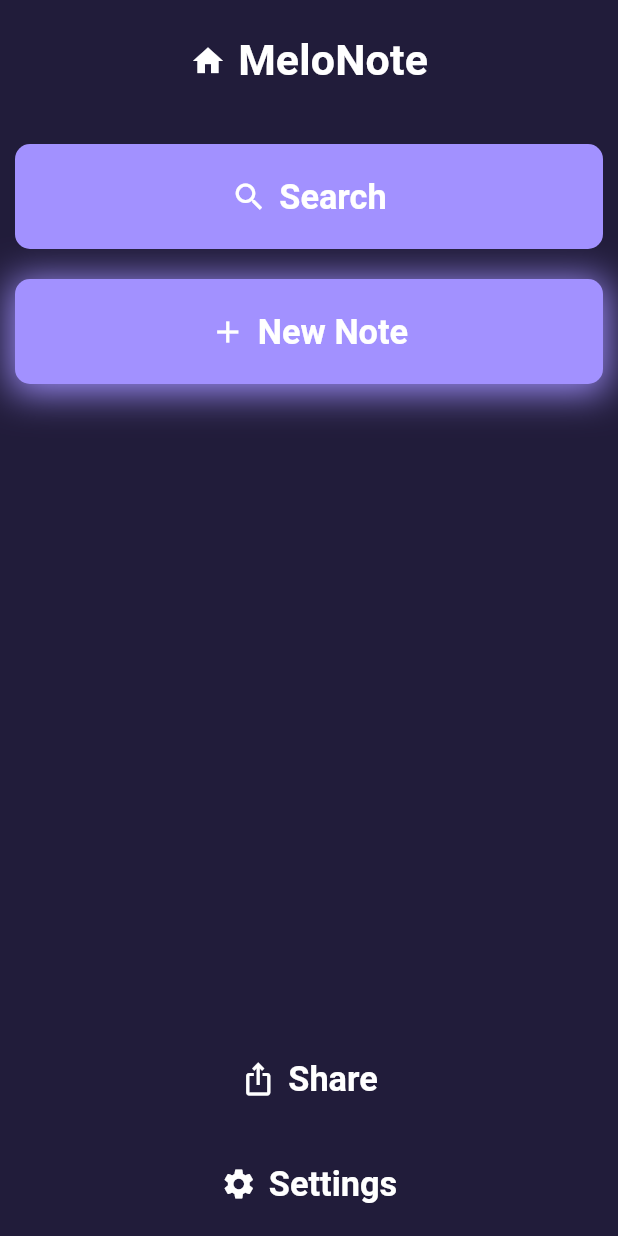
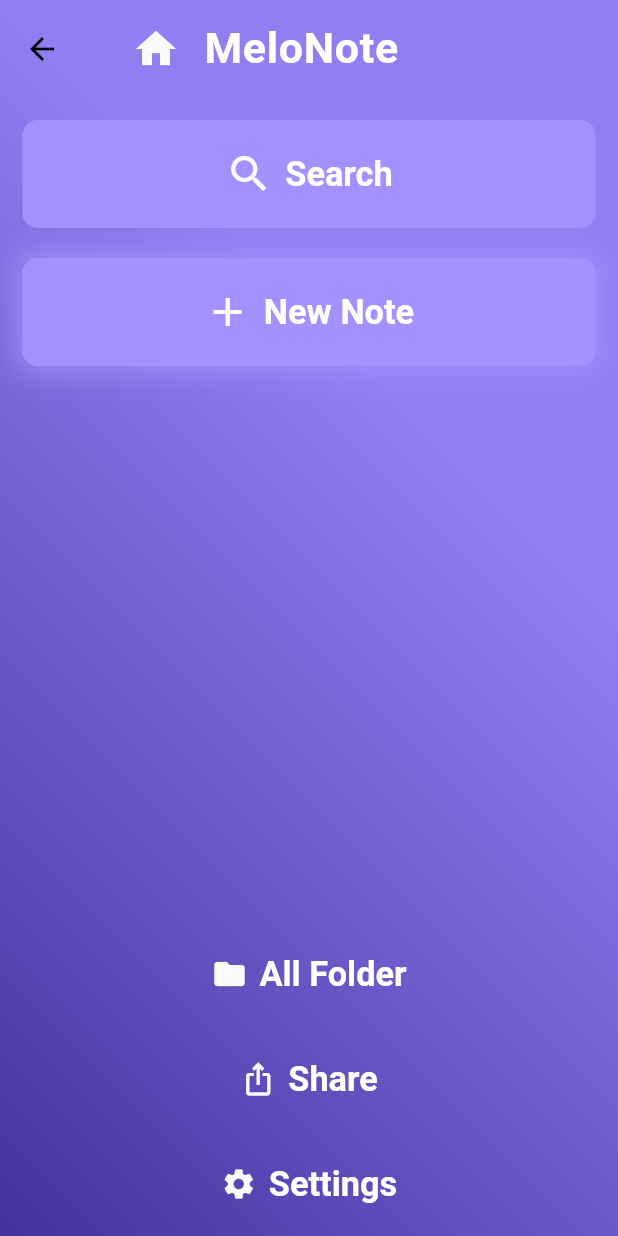
Before and after one commit to Mman7/Notely, a Flutter app: the SideBar screen opened directly, on a phone screen of 412 x 824 dp. Run offline on Flutter 3.47's test engine with Material 3 defaults, Android fonts, the phone set to English and light mode, and no system bars; drawn by our look-alikes of toastification; our stand-ins replace flutter_screenutil, flutter_svg, gap, hexcolor, objectbox; missing offline and left inert: connectme, flutter_quill, network_info_plus, window_manager; generated files the repository leaves out were written again.

Commit message:
adjusted ui size and style

```diff
--- a/lib/src/section/sidebar.dart
+++ b/lib/src/section/sidebar.dart
@@ -1,7 +1,6 @@
 import 'package:flutter/material.dart';
 import 'package:flutter_screenutil/flutter_screenutil.dart';
 import 'package:gap/gap.dart';
-import 'package:hexcolor/hexcolor.dart';
 import 'package:melonote/src/model/note_model.dart';
 import 'package:melonote/src/provider/app_provider.dart';
 import 'package:melonote/src/section/editor.dart';
@@ -27,23 +26,19 @@ class _SideBarState extends State<SideBar> {
 
   @override
   Widget build(BuildContext context) {
-    return Container(
-      decoration: BoxDecoration(color: HexColor('#211C3A'), border: null),
-      child: Column(
-        crossAxisAlignment: CrossAxisAlignment.start,
-        children: [
-          SizedBox(
-            width: double.infinity,
-            child: TextButton.icon(
-              onPressed: () {
-                context.read<AppProvider>().setPageIndex(0);
-              },
-              icon: Icon(
+    return Scaffold(
+      extendBodyBehindAppBar: true,
+      appBar: AppBar(
+        toolbarHeight: 65,
+        backgroundColor: Colors.transparent,
+        centerTitle: true,
+        title: ListTile(
+          leading: Icon(
             Icons.home,
-                color: Colors.white,
-                size: Theme.of(context).textTheme.headlineSmall?.fontSize,
+            color: Theme.of(context).colorScheme.surface,
+            size: Theme.of(context).textTheme.headlineLarge?.fontSize,
           ),
-              label: Text(
+          title: Text(
             'MeloNote',
             style: TextStyle(
               color: Colors.white,
@@ -51,15 +46,21 @@ class _SideBarState extends State<SideBar> {
               fontSize: 25.sp,
             ),
           ),
-              style: TextButton.styleFrom(
-                padding: const EdgeInsets.symmetric(
-                    vertical: 20.0, horizontal: 20.0),
-                shape: RoundedRectangleBorder(
-                  borderRadius: BorderRadius.zero,
         ),
       ),
+      body: Container(
+        decoration: BoxDecoration(
+          gradient: LinearGradient(
+              begin: Alignment.centerRight,
+              end: Alignment.bottomLeft,
+              colors: [
+                Theme.of(context).colorScheme.primary,
+                Theme.of(context).colorScheme.secondary
+              ]),
         ),
-          ),
+        child: SafeArea(
+          child: Column(
+            children: [
               Gap(15),
               btn(
                   isNewNoteBtn: false,
@@ -97,6 +98,13 @@ class _SideBarState extends State<SideBar> {
               Expanded(child: Container()),
               btnStyless(
                   context: context,
+                  icon: Icons.folder,
+                  text: 'All Folder',
+                  onpressed: () {
+                    context.read<AppProvider>().setPageIndex(0);
+                  }),
+              btnStyless(
+                  context: context,
                   icon: Icons.ios_share,
                   text: 'Share',
                   onpressed: () {
@@ -111,10 +119,12 @@ class _SideBarState extends State<SideBar> {
                   }),
             ],
           ),
+        ),
+      ),
     );
   }
 
-  SizedBox btnStyless(
+  Widget btnStyless(
       {required BuildContext context,
       required String text,
       required IconData icon,
@@ -125,7 +135,7 @@ class _SideBarState extends State<SideBar> {
         onPressed: () => onpressed(),
         icon: Icon(
           icon,
-          color: Colors.white,
+          color: Theme.of(context).colorScheme.surface,
           size: Theme.of(context).textTheme.headlineSmall?.fontSize,
         ),
         label: Text(
@@ -155,16 +165,18 @@ class _SideBarState extends State<SideBar> {
     return SizedBox(
       width: double.infinity,
       child: Padding(
-        padding: const EdgeInsets.symmetric(horizontal: 10.0),
+        padding: const EdgeInsets.symmetric(
+          horizontal: 15.0,
+        ),
         child: Container(
           decoration: BoxDecoration(
             boxShadow: [
               if (isNewNoteBtn)
                 BoxShadow(
-                  color: Theme.of(context).primaryColor.withAlpha(255),
+                  color: Theme.of(context).primaryColor,
                   spreadRadius: 2,
-                  blurRadius: 21,
-                  offset: const Offset(0, 3),
+                  blurRadius: 16,
+                  offset: const Offset(0, 0),
                 ),
             ],
           ),
@@ -188,8 +200,8 @@ class _SideBarState extends State<SideBar> {
             ),
             icon: Icon(
               icon,
-              color: Colors.white,
-              size: Theme.of(context).textTheme.headlineSmall?.fontSize,
+              color: Theme.of(context).colorScheme.surface,
+              size: Theme.of(context).textTheme.headlineLarge?.fontSize,
             ),
           ),
         ),
```
Lines whose indentation alone changed are shown as unchanged.
